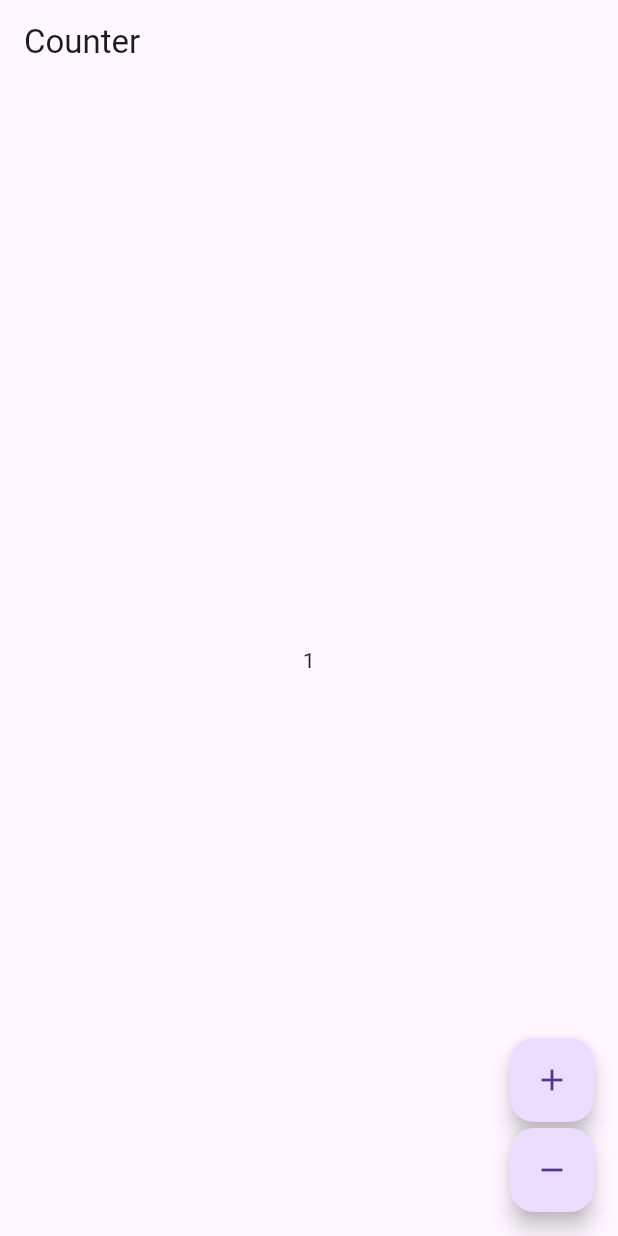
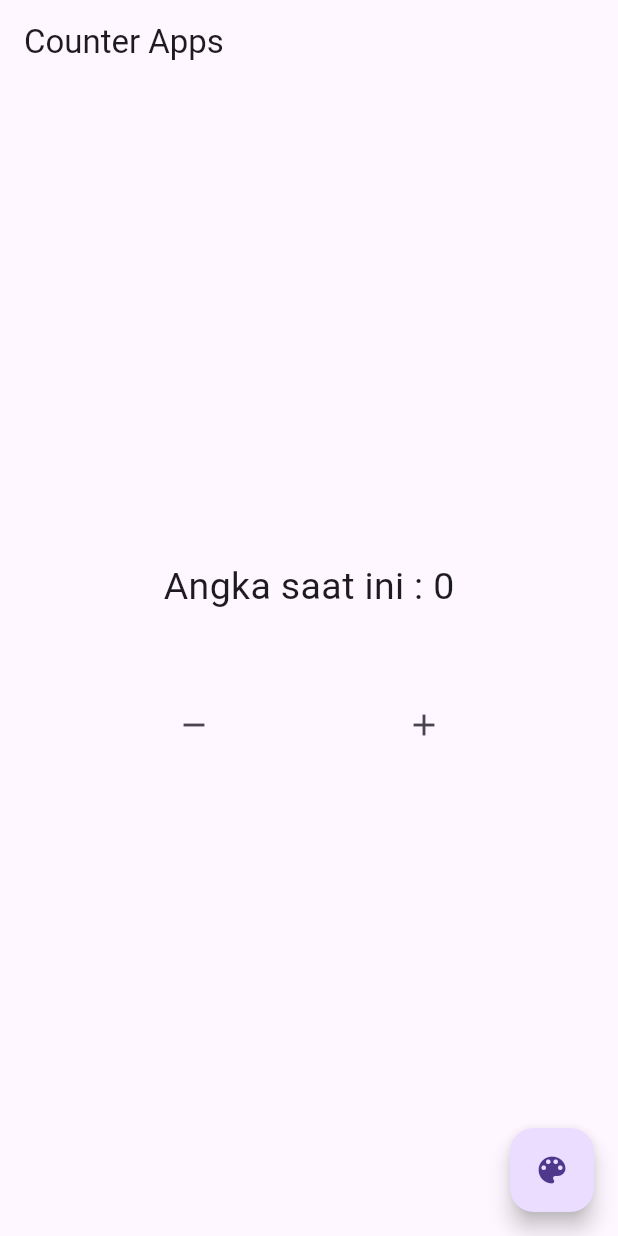
Before and after one commit to hafid-js/Learn-Flutter, a Flutter app: the screen it shows after launch, on a phone screen of 412 x 824 dp. Run offline on Flutter 3.47's test engine with Material 3 defaults, Android fonts, the phone set to English and light mode, and no system bars; our stand-ins replace flutter_bloc.

Commit message:
multi bloc provider

```diff
--- a/lib/blocs/counter.dart
+++ b/lib/counter.dart
@@ -1,10 +1,10 @@
+
 
 import 'package:flutter_bloc/flutter_bloc.dart';
 
-class CounterCubit extends Cubit<int> {
-  CounterCubit() : super(1);
+class CounterBloc extends Cubit<int> {
+  CounterBloc() : super(0);
 
   void increment() => emit(state + 1);
   void decrement() => emit(state - 1);
-  void kali() => emit(state * 2);
 }
--- a/lib/main.dart
+++ b/lib/main.dart
@@ -1,49 +1,60 @@
 import 'package:flutter/material.dart';
 import 'package:flutter_bloc/flutter_bloc.dart';
-import 'package:learn_flutter_1/blocs/counter.dart';
+import 'package:learn_flutter_1/counter.dart';
+import 'package:learn_flutter_1/theme.dart';
 
 void main() {
-  runApp(const MyApp());
+  runApp(MyApp());
 }
 
 class MyApp extends StatelessWidget {
-  const MyApp({super.key});
+  final ThemeData dark = ThemeData.dark();
+  final ThemeData light = ThemeData.light();
 
   @override
   Widget build(BuildContext context) {
-    return BlocProvider(
-      create: (_) => CounterCubit(),
-      child: MaterialApp(
-        home: CounterPage(),
+    return MultiBlocProvider(
+      providers: [
+      BlocProvider(create: (context) => ThemeBloc(),
+    ),
+    BlocProvider(create: (context) => CounterBloc(),)
+    ],
+    child: BlocProvider(
+        create: (context) => ThemeBloc(),
+        child: BlocBuilder<ThemeBloc, bool>(builder: (context, state) => MaterialApp(
+          debugShowCheckedModeBanner: false,
+          theme: state? dark : light,
+          home: HomePage(),
+        ),)
       ),
     );
   }
 }
 
+class HomePage extends StatelessWidget {
+  const HomePage({super.key});
 
-class CounterPage extends StatelessWidget {
   @override
   Widget build(BuildContext context) {
     return Scaffold(
-      appBar: AppBar(title: const Text('Counter')),
-      body: BlocBuilder<CounterCubit, int>(
-        builder: (context, count) => Center(child: Text('$count')),
+      appBar: AppBar(title: Text("Counter Apps")),
+      body: Center(
+        child: Column(
+          mainAxisAlignment: MainAxisAlignment.center,
+          children: [
+            BlocBuilder<CounterBloc, int>(builder: (context, state) => Text("Angka saat ini : $state", style: TextStyle(fontSize: 25)),),
+            SizedBox(height: 50),
+            Row(
+              mainAxisAlignment: MainAxisAlignment.spaceEvenly,
+              children: [
+                IconButton(onPressed: () => context.read<CounterBloc>().decrement(), icon: Icon(Icons.remove)),
+                IconButton(onPressed: () => context.read<CounterBloc>().increment(), icon: Icon(Icons.add)),
+              ],
+            ),
+          ],
+        ),
       ),
-      floatingActionButton: Column(
-        crossAxisAlignment: CrossAxisAlignment.end,
-        mainAxisAlignment: MainAxisAlignment.end,
-        children: <Widget>[
-          FloatingActionButton(
-            child: const Icon(Icons.add),
-            onPressed: () => context.watch<CounterCubit>().kali(),
-          ),
-          const SizedBox(height: 4),
-          FloatingActionButton(
-            child: const Icon(Icons.remove),
-            onPressed: () => context.read<CounterCubit>().decrement(),
-          ),
-        ],
-      ),
+      floatingActionButton: FloatingActionButton(onPressed: () => context.read<ThemeBloc>().changeTheme(), child: Icon(Icons.color_lens),),
     );
   }
 }
--- /dev/null
+++ b/lib/theme.dart
@@ -0,0 +1,9 @@
+
+
+import 'package:flutter_bloc/flutter_bloc.dart';
+
+class ThemeBloc extends Cubit<bool> {
+  ThemeBloc() : super(false);
+
+  void changeTheme() => emit(!state);
+}
```
Also changed, not shown: 2 other files.
